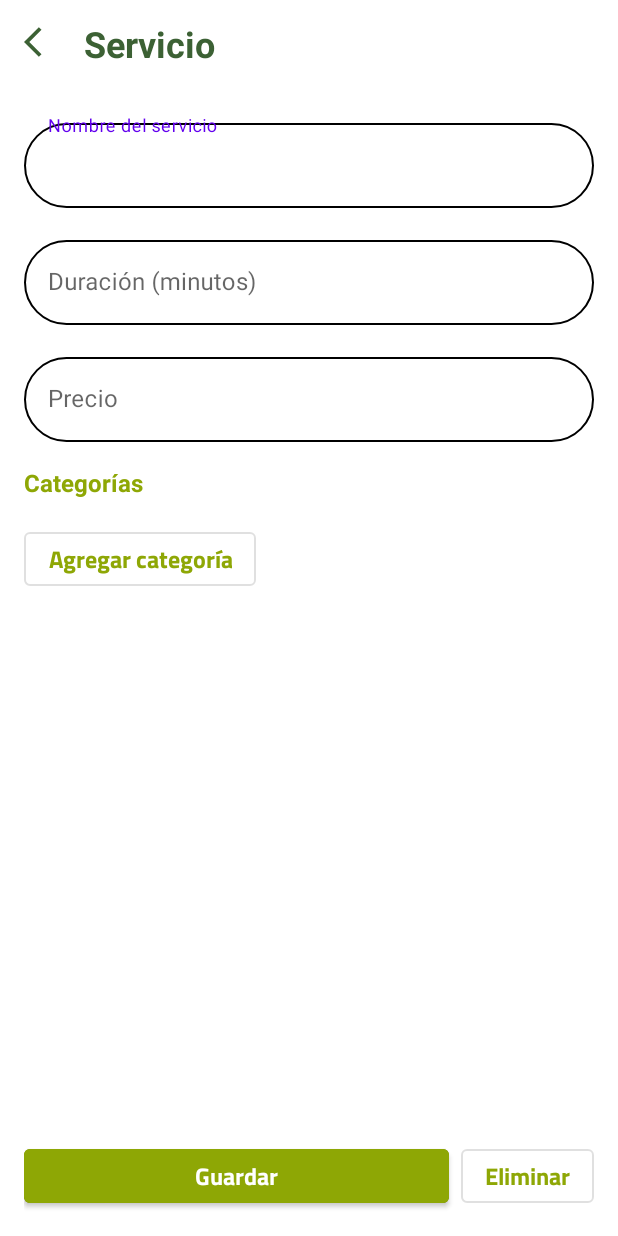
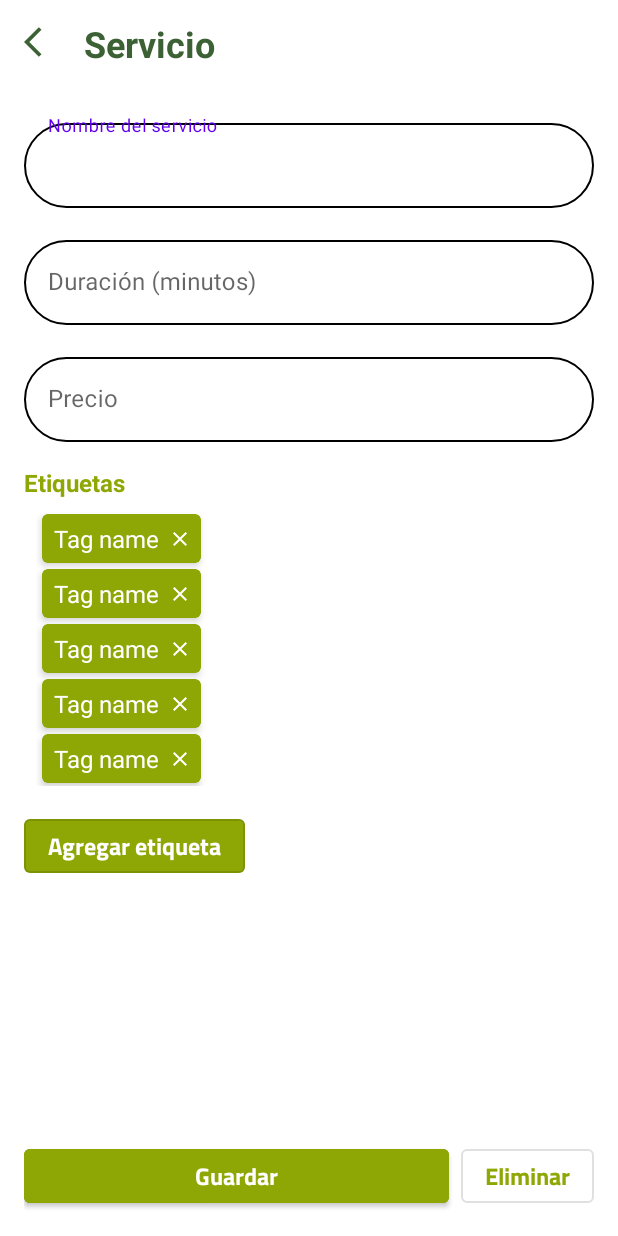
Before and after one commit to WolfkarlX/SpaTi, an Android app: the layout fragment_service_detail.xml on its own in the app's theme, with its tools: preview values and no code run, on a phone screen of 412 x 824 dp. Run offline under Robolectric (Android 15) with nearby library versions, the phone set to English and light mode, and no system bars.

Commit message:
Create and modify resources
Create fragments tags that work as sweping bottom sheet card, this
fragment use item tags for recicler containers.
Add cancel icon and rename the previous as cancel circle.
Modify service detail fragment, adding a recicler container that use
item selected tag items.

```diff
--- a/app/src/main/res/drawable/ic_baseline_cancel_24.xml
+++ b/app/src/main/res/drawable/ic_baseline_cancel_24.xml
@@ -1,10 +1,10 @@
 <vector xmlns:android="http://schemas.android.com/apk/res/android"
     android:width="24dp"
     android:height="24dp"
-    android:viewportWidth="24"
-    android:viewportHeight="24"
+    android:viewportWidth="18"
+    android:viewportHeight="18"
     android:tint="?attr/colorControlNormal">
   <path
       android:fillColor="@android:color/white"
-      android:pathData="M12,2C6.47,2 2,6.47 2,12s4.47,10 10,10 10,-4.47 10,-10S17.53,2 12,2zM17,15.59L15.59,17 12,13.41 8.41,17 7,15.59 10.59,12 7,8.41 8.41,7 12,10.59 15.59,7 17,8.41 13.41,12 17,15.59z"/>
+      android:pathData="M16,14.59L14.59,16 9,10.41 3.41,16 2,14.59 7.59,9 2,3.41 3.41,2 9,7.59 14.59,2 16,3.41 10.41,9 16,14.59z"/>
 </vector>
--- a/app/src/main/res/layout/fragment_service_detail.xml
+++ b/app/src/main/res/layout/fragment_service_detail.xml
@@ -1,9 +1,11 @@
 <?xml version="1.0" encoding="utf-8"?>
-<androidx.constraintlayout.widget.ConstraintLayout xmlns:android="http://schemas.android.com/apk/res/android"
+<androidx.constraintlayout.widget.ConstraintLayout
+    xmlns:android="http://schemas.android.com/apk/res/android"
     xmlns:app="http://schemas.android.com/apk/res-auto"
     xmlns:tools="http://schemas.android.com/tools"
     android:layout_width="match_parent"
     android:layout_height="match_parent"
+    android:id="@+id/serviceDetailContent"
     android:background="@android:color/white"
     android:padding="16dp"
     tools:context=".ui.services.ServiceDetailFragment">
@@ -60,7 +62,6 @@
 
             </com.google.android.material.textfield.TextInputLayout>
 
-
             <com.google.android.material.textfield.TextInputLayout
                 android:id="@+id/durationInputLayout"
                 style="@style/Widget.MaterialComponents.TextInputLayout.OutlinedBox"
@@ -96,31 +97,35 @@
             </com.google.android.material.textfield.TextInputLayout>
 
             <TextView
+                android:id="@+id/textViewTags"
                 android:layout_width="wrap_content"
                 android:layout_height="wrap_content"
                 android:layout_marginTop="16dp"
-                android:text="Categorías"
+                android:text="Etiquetas"
                 android:textSize="16sp"
                 android:textStyle="bold"
                 android:textColor="@color/verde"
                 />
 
-            <com.google.android.material.chip.ChipGroup
-                android:id="@+id/categories"
+            <androidx.recyclerview.widget.RecyclerView
+                android:id="@+id/tags_recycler_view"
                 android:layout_width="match_parent"
                 android:layout_height="wrap_content"
-                android:layout_marginTop="8dp" />
+                android:layout_margin="8dp"
+                tools:listitem="@layout/item_tag_selected"
+                tools:itemCount="5"
+                />
 
             <com.google.android.material.button.MaterialButton
-                android:id="@+id/add_category_btn"
+                android:id="@+id/add_tag_btn"
                 style="@style/Widget.MaterialComponents.Button.OutlinedButton"
                 android:layout_width="wrap_content"
                 android:layout_height="wrap_content"
                 android:layout_marginTop="8dp"
-                android:text="Agregar categoría"
+                android:text="Agregar etiqueta"
                 android:textAppearance="@style/SubTitleStyle"
-                android:textColor="@color/verde"
-                app:backgroundTint="@color/white"
+                android:textColor="@color/white"
+                app:backgroundTint="@color/verde"
                 />
 
         </LinearLayout>
--- /dev/null
+++ b/app/src/main/res/layout/item_tag_selected.xml
@@ -0,0 +1,45 @@
+<?xml version="1.0" encoding="utf-8"?>
+<com.google.android.material.card.MaterialCardView
+    xmlns:android="http://schemas.android.com/apk/res/android"
+    xmlns:app="http://schemas.android.com/apk/res-auto"
+    android:layout_width="wrap_content"
+    android:layout_height="wrap_content"
+    android:id="@+id/item_layout"
+    android:clickable="true"
+    android:layout_marginHorizontal="4dp"
+    android:layout_marginVertical="2dp"
+    app:strokeWidth="1dp"
+    app:cardElevation="3dp"
+    app:strokeColor="@color/verde"
+    app:cardBackgroundColor="@color/verde">
+
+    <androidx.constraintlayout.widget.ConstraintLayout
+        android:layout_width="wrap_content"
+        android:layout_height="wrap_content"
+        android:paddingHorizontal="8dp"
+        android:paddingVertical="5dp">
+
+        <TextView
+            android:id="@+id/tag_name"
+            android:layout_width="wrap_content"
+            android:layout_height="wrap_content"
+            android:text="Tag name"
+            android:textColor="@color/white"
+            app:layout_constraintStart_toStartOf="parent"
+            app:layout_constraintTop_toTopOf="parent"
+            android:textSize="16sp"
+            />
+
+        <ImageView
+            android:id="@+id/tag_delete"
+            android:layout_width="12dp"
+            android:layout_height="12dp"
+            android:layout_marginStart="8dp"
+            android:src="@drawable/ic_baseline_cancel_24"
+            app:tint="@color/white"
+            app:layout_constraintTop_toTopOf="parent"
+            app:layout_constraintBottom_toBottomOf="parent"
+            app:layout_constraintStart_toEndOf="@+id/tag_name"
+            />
+    </androidx.constraintlayout.widget.ConstraintLayout>
+</com.google.android.material.card.MaterialCardView>
```
Also changed, not shown: app/src/main/res/drawable/ic_baseline_cancel_circle_24.xml (added, +10 -0 lines), app/src/main/res/layout/fragment_tags.xml (added, +136 -0 lines), app/src/main/res/layout/item_tag_featured.xml (added, +53 -0 lines).
